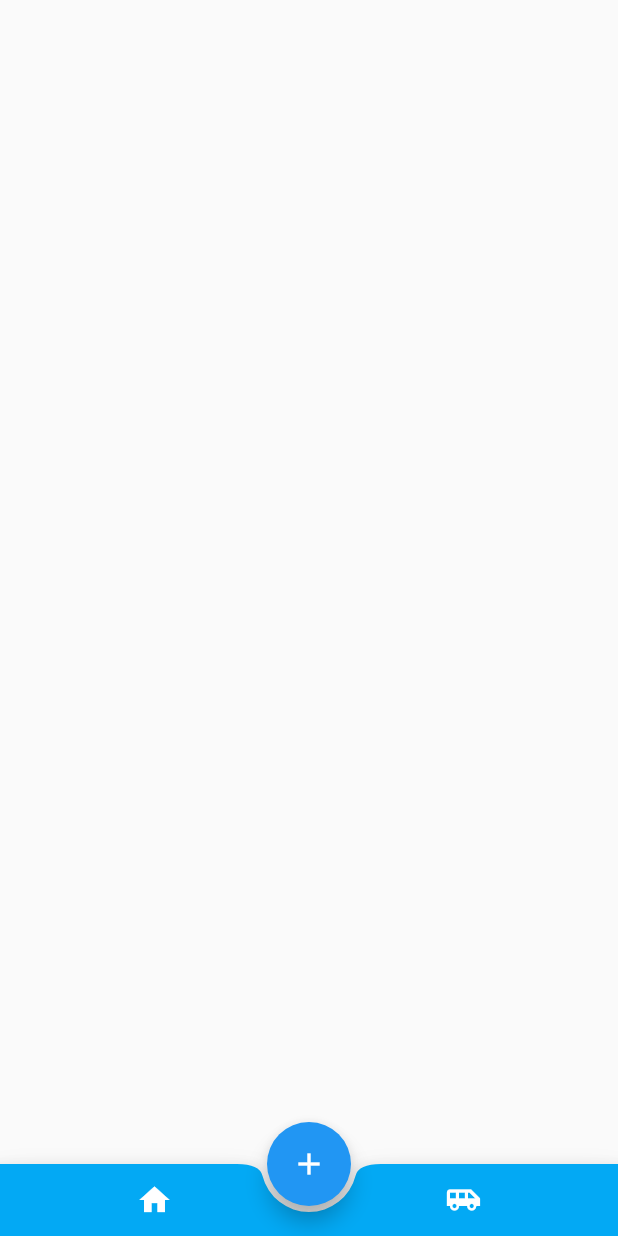
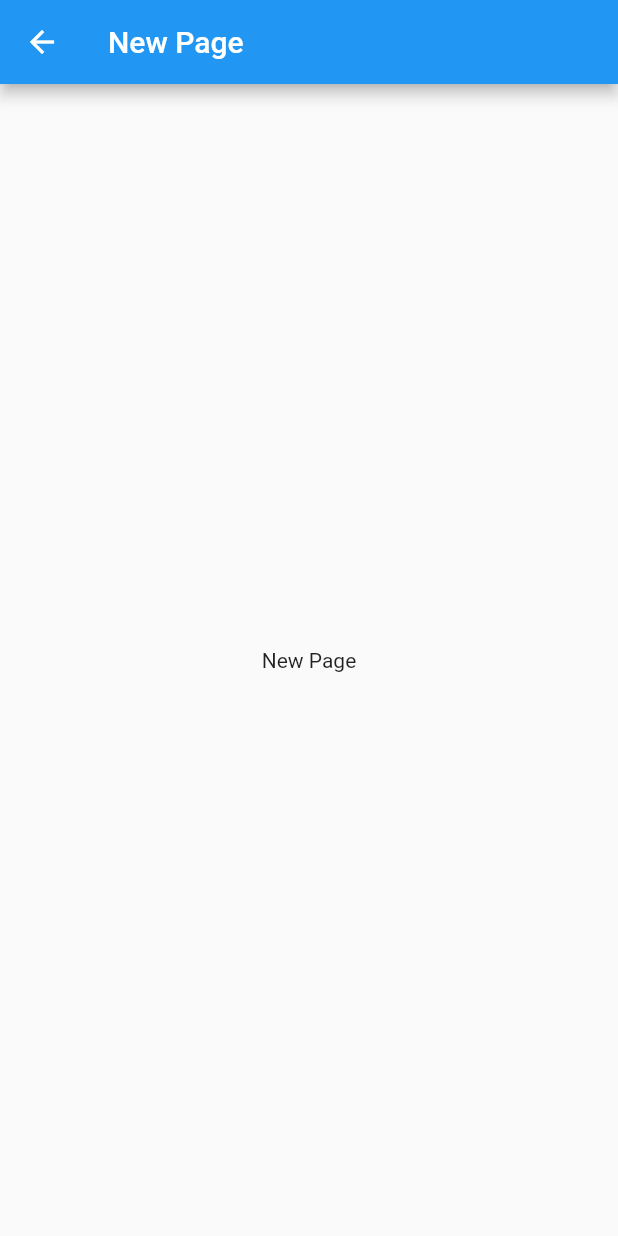
Before and after one commit to sunday2146/flutter_dome, a Flutter app: the screen it shows after launch, after a tap on the "add" icon, on a phone screen of 412 x 824 dp. Run offline on Flutter 3.47's test engine with Material 2 defaults, Android fonts, the phone set to English and light mode, and no system bars.

Commit message:
feat: 不规则的底部导航

```diff
--- a/lib/BottomNav32.dart
+++ b/lib/BottomNav32.dart
@@ -1,17 +1,29 @@
 import 'package:flutter/material.dart';
+import './views/each_view.dart';
 
 class BottomAppBarDemo extends StatefulWidget {
   _BottomAppBarDemoState createState() => _BottomAppBarDemoState();
 }
 
 class _BottomAppBarDemoState extends State<BottomAppBarDemo> {
+  List<Widget> _eachView;  //创建视图数组
+  int _index = 0;
+
+  @override
+  void initState() {
+    super.initState();
+    _eachView = List();
+    _eachView..add(EachView('Home'))..add(EachView('Me'));
+  }
 
   @override
   Widget build(BuildContext context) {
      return Scaffold(
         floatingActionButton: FloatingActionButton(
           onPressed: (){
-
+            Navigator.of(context).push(MaterialPageRoute(builder:(BuildContext context){
+              return EachView('New Page');
+            }));
           },
           tooltip: 'Increment',
           child: Icon(
@@ -31,20 +43,23 @@ class _BottomAppBarDemoState extends State<BottomAppBarDemo> {
                icon:Icon(Icons.home),
                color:Colors.white,
                onPressed:(){
-
+                setState(() {
+                _index=0;
+                });
                }
              ),
              IconButton(
                icon:Icon(Icons.airport_shuttle),
                color:Colors.white,
                onPressed:(){
-
+                setState(() {
+                _index=1;
+                });
                }
              ),
            ],
          ),
-       )
-        ,
+       ),
      );
   }
 }
--- /dev/null
+++ b/lib/views/each_view.dart
@@ -0,0 +1,18 @@
+import 'package:flutter/material.dart';
+
+class EachView extends StatefulWidget {
+  String _title;
+  EachView(this._title);
+  @override
+  _EachViewState createState() => _EachViewState();
+}
+
+class _EachViewState extends State<EachView> {
+  @override
+  Widget build(BuildContext context) {
+    return Scaffold(
+      appBar:AppBar(title:Text(widget._title)),
+      body: Center(child:Text(widget._title)),
+    );
+  }
+}
```
Also changed, not shown: lib/views/pages.dart (added, +56 -0 lines).
